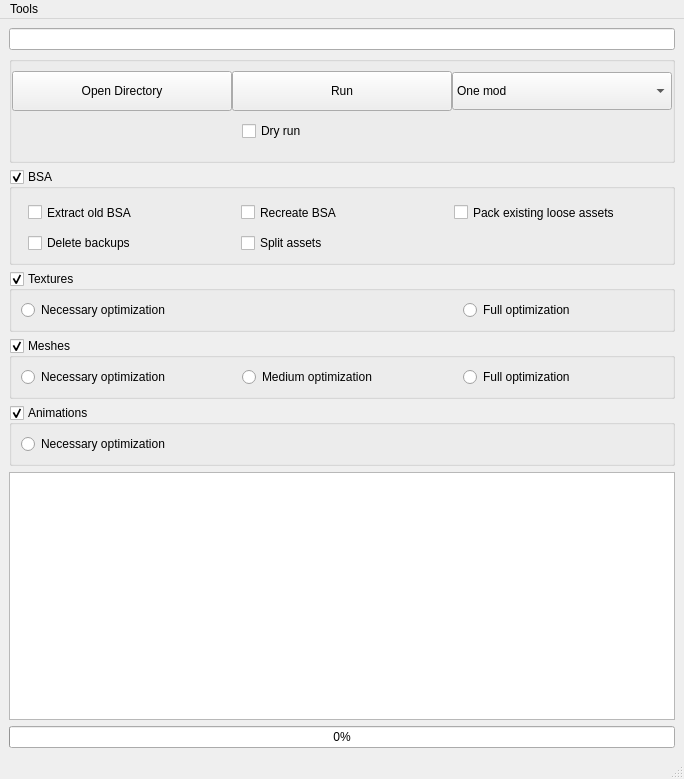
This is src/mainwindow.ui in Guekka/cathedral-assets-optimizer as Qt 5 draws it before an edit. The edited form follows.
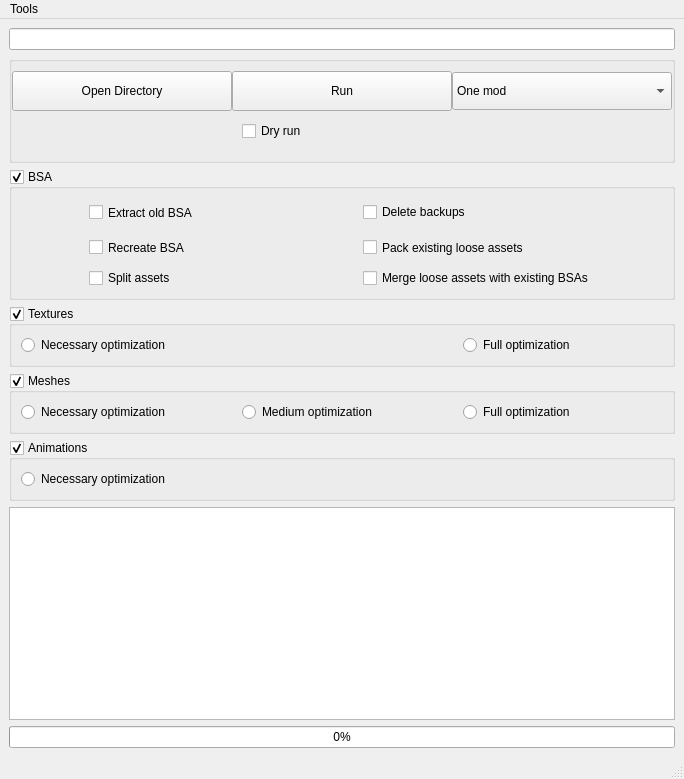
This is the edited form.

Patch:
```diff
--- a/src/mainwindow.ui
+++ b/src/mainwindow.ui
@@ -219,7 +219,7 @@
        <bool>true</bool>
       </property>
       <layout class="QGridLayout" name="gridLayout">
-       <item row="0" column="2">
+       <item row="1" column="0">
         <widget class="QCheckBox" name="recreatetBsaCheckbox">
          <property name="sizePolicy">
           <sizepolicy hsizetype="Fixed" vsizetype="Expanding">
@@ -244,32 +244,7 @@
          </property>
         </widget>
        </item>
-       <item row="0" column="1">
-        <widget class="QCheckBox" name="extractBsaCheckbox">
-         <property name="sizePolicy">
-          <sizepolicy hsizetype="Fixed" vsizetype="Expanding">
-           <horstretch>0</horstretch>
-           <verstretch>0</verstretch>
-          </sizepolicy>
-         </property>
-         <property name="minimumSize">
-          <size>
-           <width>200</width>
-           <height>29</height>
-          </size>
-         </property>
-         <property name="cursor">
-          <cursorShape>WhatsThisCursor</cursorShape>
-         </property>
-         <property name="toolTip">
-          <string>&lt;html&gt;&lt;head/&gt;&lt;body&gt;&lt;p&gt;Extracts any BSAs present in the mod folder.&lt;/p&gt;&lt;/body&gt;&lt;/html&gt;</string>
-         </property>
-         <property name="text">
-          <string>Extract old BSA</string>
-         </property>
-        </widget>
-       </item>
-       <item row="0" column="3">
+       <item row="1" column="1">
         <widget class="QCheckBox" name="packExistingAssetsCheckbox">
          <property name="sizePolicy">
           <sizepolicy hsizetype="Fixed" vsizetype="Expanding">
@@ -294,14 +269,39 @@
          </property>
         </widget>
        </item>
-       <item row="1" column="1">
+       <item row="0" column="0">
+        <widget class="QCheckBox" name="extractBsaCheckbox">
+         <property name="sizePolicy">
+          <sizepolicy hsizetype="Fixed" vsizetype="Expanding">
+           <horstretch>0</horstretch>
+           <verstretch>0</verstretch>
+          </sizepolicy>
+         </property>
+         <property name="minimumSize">
+          <size>
+           <width>200</width>
+           <height>29</height>
+          </size>
+         </property>
+         <property name="cursor">
+          <cursorShape>WhatsThisCursor</cursorShape>
+         </property>
+         <property name="toolTip">
+          <string>&lt;html&gt;&lt;head/&gt;&lt;body&gt;&lt;p&gt;Extracts any BSAs present in the mod folder.&lt;/p&gt;&lt;/body&gt;&lt;/html&gt;</string>
+         </property>
+         <property name="text">
+          <string>Extract old BSA</string>
+         </property>
+        </widget>
+       </item>
+       <item row="0" column="1">
         <widget class="QCheckBox" name="bsaDeleteBackupsCheckbox">
          <property name="text">
           <string>Delete backups </string>
          </property>
         </widget>
        </item>
-       <item row="1" column="2">
+       <item row="2" column="0">
         <widget class="QCheckBox" name="bsaSplitAssetsCheckBox">
          <property name="toolTip">
           <string>&lt;html&gt;&lt;head/&gt;&lt;body&gt;&lt;p&gt;A BSA file cannot contain more than 2gb. This will create as many BSA as necessary. &lt;span style=&quot; font-weight:600;&quot;&gt;Warning&lt;/span&gt;. If you enable this option, the process will be considerably slowed down.&lt;/p&gt;&lt;/body&gt;&lt;/html&gt;</string>
@@ -311,6 +311,13 @@
          </property>
         </widget>
        </item>
+       <item row="2" column="1">
+        <widget class="QCheckBox" name="bsaMergeLooseCheckBox">
+         <property name="text">
+          <string>Merge loose assets with existing BSAs</string>
+         </property>
+        </widget>
+       </item>
       </layout>
      </widget>
     </item>
```
